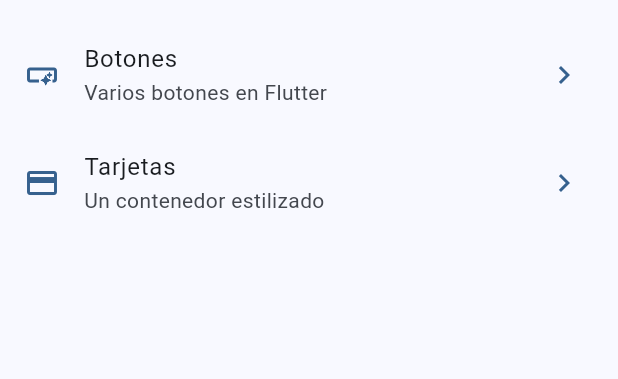
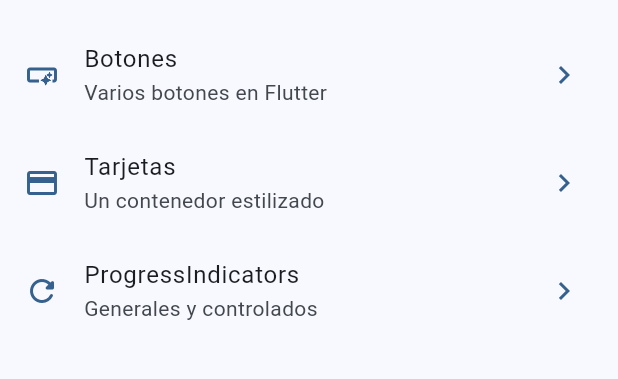
Before and after one commit to RicardoBastardoGH/flutter-widget-app, a Flutter app: the screen it shows after launch, on a phone screen of 412 x 824 dp, the part 63-442 px from its top. Run offline on Flutter 3.47's test engine with Material 3 defaults, Android fonts, the phone set to English and light mode, and no system bars; our stand-ins replace go_router.

Commit message:
Progress indicators terminados

```diff
--- a/lib/config/theme/menu/menu_items.dart
+++ b/lib/config/theme/menu/menu_items.dart
@@ -31,4 +31,11 @@ const appMenuItems = <MenuItems>[
     link: '/cards',
     icon: Icons.credit_card
   ),
+  MenuItems(
+    title: 'ProgressIndicators',
+    subtitle: 'Generales y controlados',
+    link: '/progress',
+    icon: Icons.refresh_rounded
+  ),
+
 ];
--- a/lib/config/theme/router/app_router.dart
+++ b/lib/config/theme/router/app_router.dart
@@ -9,18 +9,23 @@ final appRouter = GoRouter(
   routes: [
     GoRoute(
       path: '/',
-      name: 'home_screen',
+      name: HomeScreen.routeName,
       builder: (context, state) => HomeScreen(),
     ),
     GoRoute(
       path: '/buttons',
-      name: 'buttons_screen',
+      name: ButtonsScreen.routeName,
       builder: (context, state) => ButtonsScreen(),
     ),
     GoRoute(
       path: '/cards',
-      name: 'cards_screen',
+      name: CardsScreen.routeName,
       builder: (context, state) => CardsScreen(),
+    ),
+    GoRoute(
+      path: '/progress',
+      name: ProgressScreen.routeName,
+      builder: (context, state) => ProgressScreen(),
     ),
   ],
 );
--- a/lib/presentation/screen/buttons/buttons_screen.dart
+++ b/lib/presentation/screen/buttons/buttons_screen.dart
@@ -3,7 +3,7 @@ import 'package:go_router/go_router.dart';
 
 class ButtonsScreen extends StatelessWidget {
 
-  static const String name = 'buttons_screen';
+  static const String routeName = 'buttons_screen';
 
   const ButtonsScreen({super.key});
 
--- a/lib/presentation/screen/cards/cards_screen.dart
+++ b/lib/presentation/screen/cards/cards_screen.dart
@@ -11,7 +11,7 @@ const cards = <Map<String,dynamic>> [
 
 class CardsScreen extends StatelessWidget {
 
-  static const String name = 'cards_screen';
+  static const String routeName = 'cards_screen';
 
   const CardsScreen({super.key});
 
--- a/lib/presentation/screen/home/home_screen.dart
+++ b/lib/presentation/screen/home/home_screen.dart
@@ -1,11 +1,10 @@
 import 'package:flutter/material.dart';
 import 'package:go_router/go_router.dart';
 import 'package:widgets_app/config/theme/menu/menu_items.dart';
-import 'package:widgets_app/presentation/screen/screens.dart';
 
 class HomeScreen extends StatelessWidget {
 
-  static const String name = 'home_screen';
+  static const String routeName = 'home_screen';
 
   const HomeScreen({super.key});
 
```
Also changed, not shown: lib/presentation/screen/progress/progress_screen.dart (+69 -2 lines).
